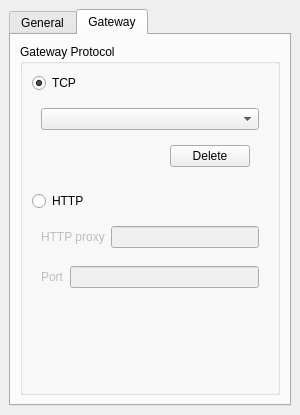
Qt form src/gui/dock_widgets/options.ui (marcbowes/mxitc) before a commit.
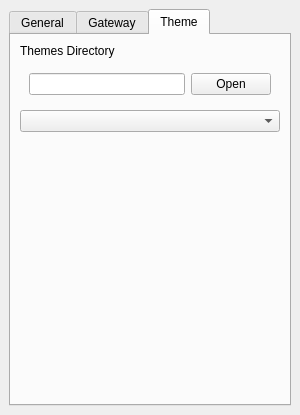
The same form after that commit.

Commit message: theme tab in options works

The edit to the form file:
```diff
--- a/src/gui/dock_widgets/options.ui
+++ b/src/gui/dock_widgets/options.ui
@@ -18,7 +18,7 @@
     <item>
      <widget class="QTabWidget" name="tabWidget">
       <property name="currentIndex">
-       <number>1</number>
+       <number>2</number>
       </property>
       <widget class="QWidget" name="generalTab">
        <attribute name="title">
@@ -190,6 +190,52 @@
         </item>
        </layout>
       </widget>
+      <widget class="QWidget" name="themeTab">
+       <attribute name="title">
+        <string>Theme</string>
+       </attribute>
+       <layout class="QVBoxLayout" name="verticalLayout_5">
+        <item>
+         <widget class="QLabel" name="label_2">
+          <property name="text">
+           <string>Themes Directory</string>
+          </property>
+         </widget>
+        </item>
+        <item>
+         <widget class="QWidget" name="widget_3" native="true">
+          <layout class="QHBoxLayout" name="horizontalLayout_6">
+           <item>
+            <widget class="QLineEdit" name="dirLineEdit"/>
+           </item>
+           <item>
+            <widget class="QPushButton" name="themeOpenButton">
+             <property name="text">
+              <string>Open</string>
+             </property>
+            </widget>
+           </item>
+          </layout>
+         </widget>
+        </item>
+        <item>
+         <widget class="QComboBox" name="themeComboBox"/>
+        </item>
+        <item>
+         <spacer name="verticalSpacer_3">
+          <property name="orientation">
+           <enum>Qt::Vertical</enum>
+          </property>
+          <property name="sizeHint" stdset="0">
+           <size>
+            <width>20</width>
+            <height>40</height>
+           </size>
+          </property>
+         </spacer>
+        </item>
+       </layout>
+      </widget>
      </widget>
     </item>
    </layout>
```
The commit also changes 3 other files.
